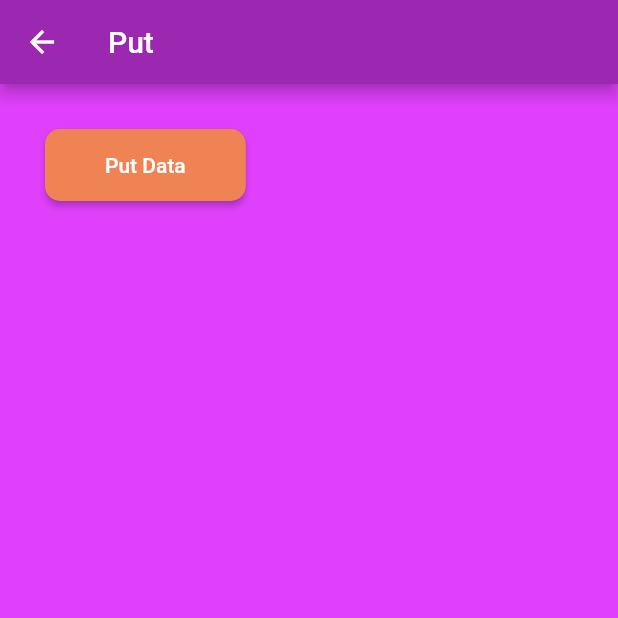
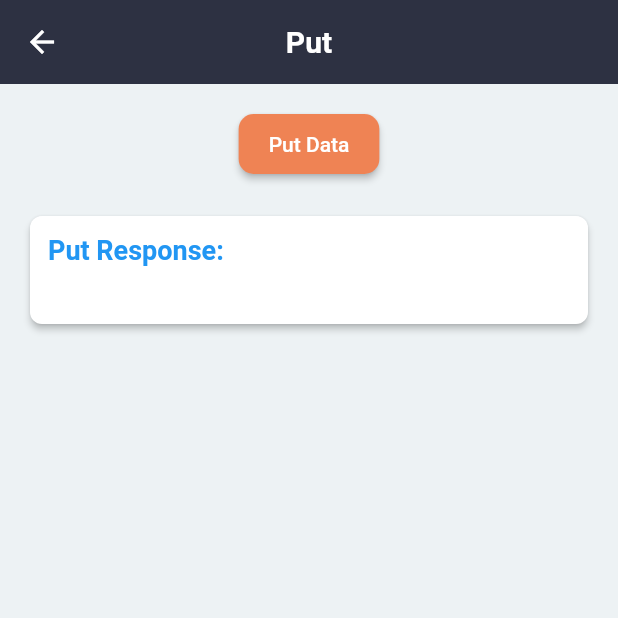
Before and after one commit to AdityaAg10/working_api, a Flutter app: the PutData screen opened directly, after a tap on "Put Data", on a phone screen of 412 x 824 dp, the top half of it. Run offline on Flutter 3.47's test engine with Material 2 defaults, Android fonts, the phone set to English and light mode, and no system bars; network calls fail.

Commit message:
Update PutData.dart

```diff
--- a/lib/PutData.dart
+++ b/lib/PutData.dart
@@ -1,12 +1,9 @@
-// ignore_for_file: prefer_const_constructors, unused_import
-
 import 'dart:math';
-
 import 'package:flutter/material.dart';
-import 'package:http/http.dart';
+import 'package:http/http.dart' as http;
 
 class PutData extends StatefulWidget {
-  const PutData({super.key});
+  const PutData({Key? key});
 
   @override
   State<PutData> createState() => _PutDataState();
@@ -14,32 +11,93 @@ class PutData extends StatefulWidget {
 
 class _PutDataState extends State<PutData> {
   final url = "https://dummy.restapiexample.com/api/v1/update/21/";
+  String putResponse = '';
 
-  void PutData() async {
+  Future<void> putData() async {
     try {
-      final response = await put(Uri.parse("https://dummy.restapiexample.com/api/v1/update/21/"), body: {
-        "name": "test",
-        "salary": "123",
-        "age": "23"
+      final response = await http.put(
+        Uri.parse(url),
+        body: {
+          "name": "test",
+          "salary": "123",
+          "age": "23"
+        },
+      );
+
+      setState(() {
+        putResponse = response.body;
       });
-
-      print(response.body);
-    } catch (er) {}
+    } catch (e) {
+      print('Error occurred while updating data: $e');
+    }
   }
 
   @override
   Widget build(BuildContext context) {
     return Scaffold(
-      backgroundColor: Colors.purpleAccent,
       appBar: AppBar(
-        backgroundColor: Colors.purple,
-        title: Text("Put"),
+        title: Text(
+          "Put",
+          style: TextStyle(
+            color: Colors.white,
+            fontSize: 20.0,
+            fontWeight: FontWeight.bold,
+          ),
+        ),
+        backgroundColor: Theme.of(context).primaryColor,
+        centerTitle: true,
+        elevation: 0,
       ),
-      body: Container(
-        padding: EdgeInsets.symmetric(horizontal: 30, vertical: 30),
-        child: ElevatedButton(
-          onPressed: PutData,
-          child: Text("Put Data"),
+      body: Padding(
+        padding: const EdgeInsets.all(16.0),
+        child: Column(
+          crossAxisAlignment: CrossAxisAlignment.stretch,
+          children: [
+            Align(
+              alignment: Alignment.topCenter,
+              child: ElevatedButton(
+                onPressed: putData,
+                child: const Text("Put Data"),
+                style: ElevatedButton.styleFrom(
+                  padding: const EdgeInsets.symmetric(
+                    horizontal: 20,
+                    vertical: 12,
+                  ),
+                ),
+              ),
+            ),
+            const SizedBox(height: 20),
+            Card(
+              elevation: 2,
+              shape: RoundedRectangleBorder(
+                borderRadius: BorderRadius.circular(8.0),
+              ),
+              child: Padding(
+                padding: const EdgeInsets.all(12.0),
+                child: Column(
+                  crossAxisAlignment: CrossAxisAlignment.start,
+                  children: [
+                    Text(
+                      'Put Response:',
+                      style: TextStyle(
+                        fontSize: 18,
+                        fontWeight: FontWeight.bold,
+                        color: Colors.blue,
+                      ),
+                    ),
+                    const SizedBox(height: 8),
+                    Text(
+                      putResponse,
+                      style: const TextStyle(
+                        fontSize: 16,
+                        color: Colors.black,
+                      ),
+                    ),
+                  ],
+                ),
+              ),
+            ),
+          ],
         ),
       ),
     );
```
